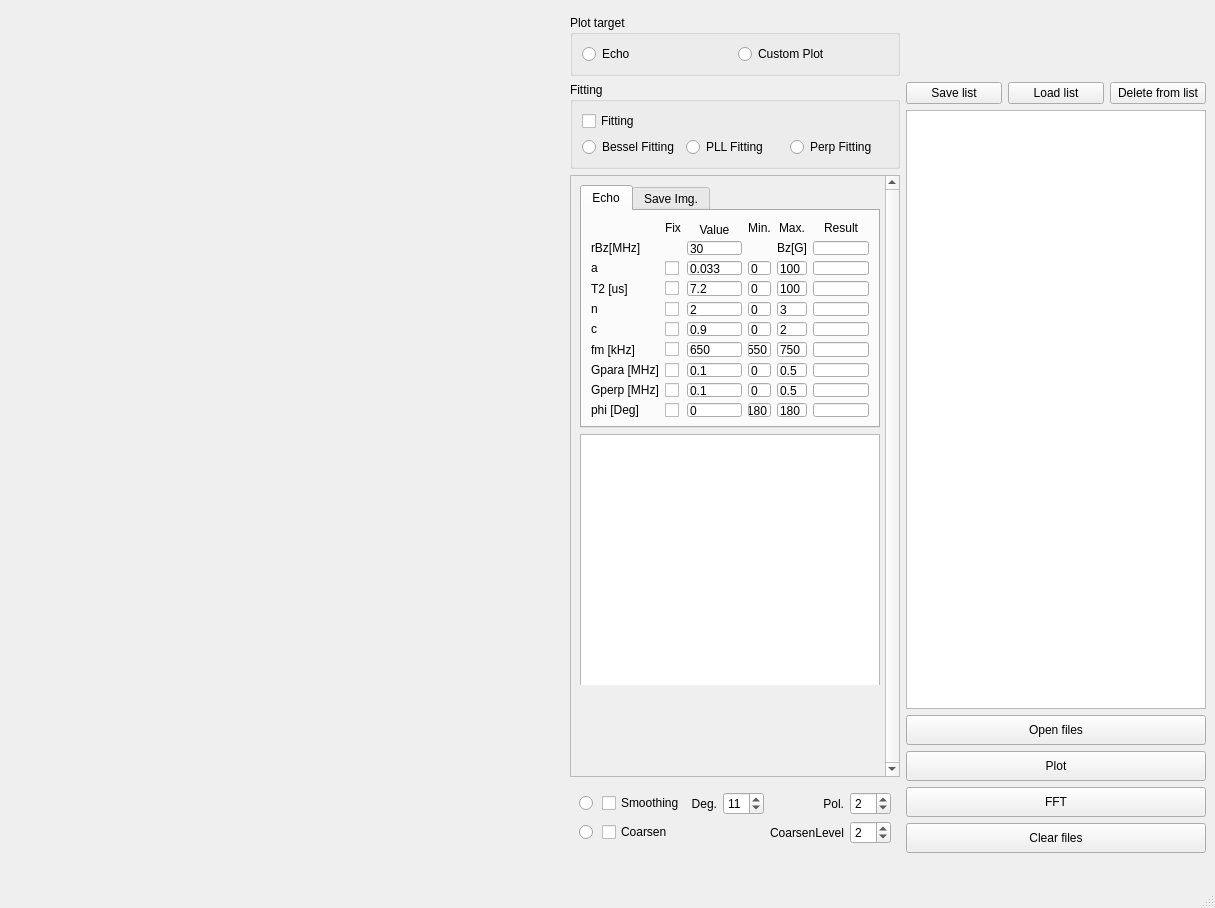
Before: the Qt Designer form window.ui in succcc/echo_plot, drawn with Qt 5.
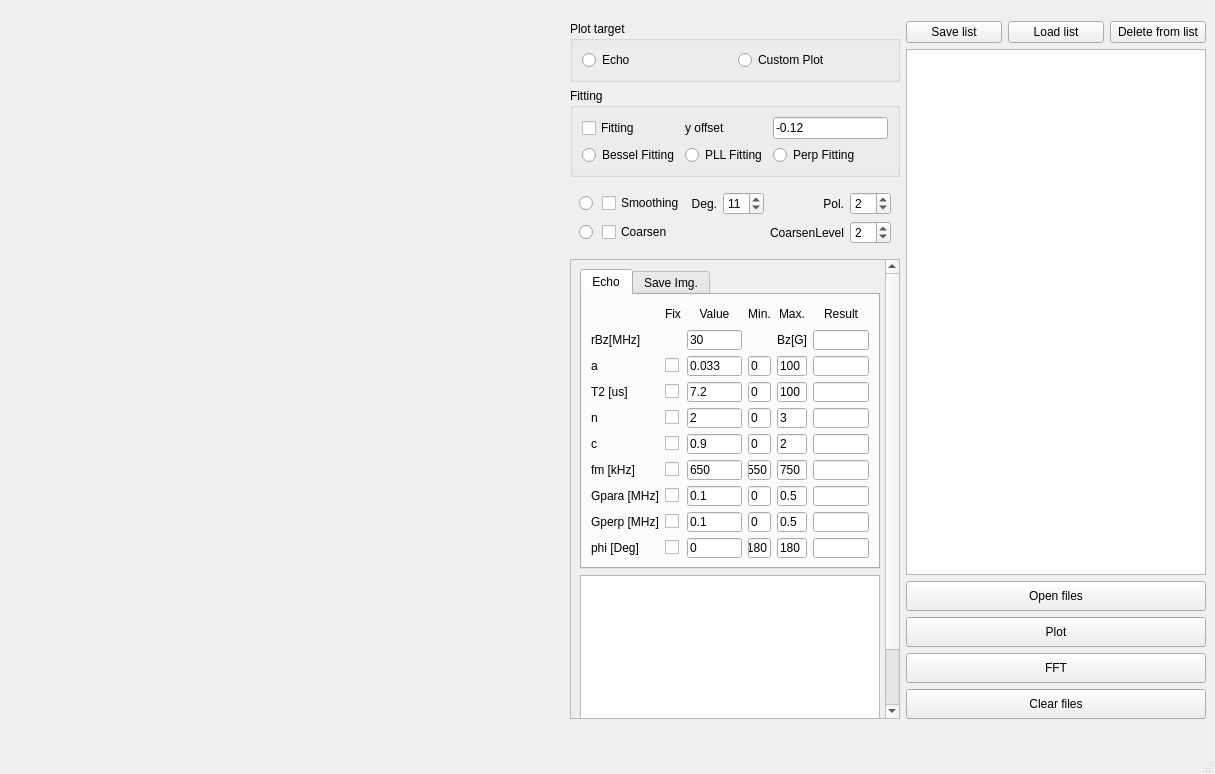
After: the same form once the commit is applied.

Commit message: Legend position change

```diff
--- a/window.ui
+++ b/window.ui
@@ -7,7 +7,7 @@
     <x>0</x>
     <y>0</y>
     <width>1215</width>
-    <height>908</height>
+    <height>774</height>
    </rect>
   </property>
   <property name="windowTitle">
@@ -141,6 +141,43 @@
     </item>
     <item row="2" column="5">
      <layout class="QVBoxLayout" name="verticalLayout">
+      <item>
+       <widget class="QGroupBox" name="groupBox">
+        <property name="minimumSize">
+         <size>
+          <width>330</width>
+          <height>0</height>
+         </size>
+        </property>
+        <property name="maximumSize">
+         <size>
+          <width>330</width>
+          <height>16777215</height>
+         </size>
+        </property>
+        <property name="title">
+         <string>Plot target</string>
+        </property>
+        <layout class="QGridLayout" name="gridLayout_2">
+         <item row="0" column="0">
+          <widget class="QRadioButton" name="echoRadio">
+           <property name="text">
+            <string>Echo</string>
+           </property>
+          </widget>
+         </item>
+         <item row="0" column="1">
+          <widget class="QRadioButton" name="usrRadio">
+           <property name="text">
+            <string>Custom Plot</string>
+           </property>
+          </widget>
+         </item>
+        </layout>
+        <zorder>usrRadio</zorder>
+        <zorder>echoRadio</zorder>
+       </widget>
+      </item>
       <item>
        <widget class="QGroupBox" name="groupBox_2">
         <property name="minimumSize">
@@ -187,6 +224,20 @@
            </property>
           </widget>
          </item>
+         <item row="0" column="2">
+          <widget class="QLineEdit" name="yOffEdit">
+           <property name="text">
+            <string>-0.12</string>
+           </property>
+          </widget>
+         </item>
+         <item row="0" column="1">
+          <widget class="QLabel" name="label_24">
+           <property name="text">
+            <string>y offset</string>
+           </property>
+          </widget>
+         </item>
         </layout>
         <zorder>PLLFitRadio</zorder>
         <zorder>fitCheckBox</zorder>
@@ -195,7 +246,110 @@
        </widget>
       </item>
       <item>
-       <widget class="QScrollArea" name="scrollArea">
+       <widget class="QWidget" name="widget" native="true">
+        <property name="sizePolicy">
+         <sizepolicy hsizetype="Fixed" vsizetype="Preferred">
+          <horstretch>0</horstretch>
+          <verstretch>0</verstretch>
+         </sizepolicy>
+        </property>
+        <property name="minimumSize">
+         <size>
+          <width>330</width>
+          <height>0</height>
+         </size>
+        </property>
+        <property name="maximumSize">
+         <size>
+          <width>330</width>
+          <height>16777215</height>
+         </size>
+        </property>
+        <layout class="QGridLayout" name="gridLayout_7">
+         <item row="1" column="0">
+          <widget class="QRadioButton" name="smRadio">
+           <property name="text">
+            <string/>
+           </property>
+          </widget>
+         </item>
+         <item row="2" column="4">
+          <widget class="QLabel" name="label_33">
+           <property name="text">
+            <string>CoarsenLevel</string>
+           </property>
+           <property name="alignment">
+            <set>Qt::AlignRight|Qt::AlignTrailing|Qt::AlignVCenter</set>
+           </property>
+          </widget>
+         </item>
+         <item row="2" column="0">
+          <widget class="QRadioButton" name="cRadio">
+           <property name="text">
+            <string/>
+           </property>
+          </widget>
+         </item>
+         <item row="2" column="5">
+          <widget class="QSpinBox" name="coarsenlevelSpinBox">
+           <property name="value">
+            <number>2</number>
+           </property>
+          </widget>
+         </item>
+         <item row="1" column="2">
+          <widget class="QLabel" name="label_13">
+           <property name="text">
+            <string>Deg.</string>
+           </property>
+           <property name="alignment">
+            <set>Qt::AlignRight|Qt::AlignTrailing|Qt::AlignVCenter</set>
+           </property>
+          </widget>
+         </item>
+         <item row="1" column="4">
+          <widget class="QLabel" name="label_32">
+           <property name="text">
+            <string>Pol.</string>
+           </property>
+           <property name="alignment">
+            <set>Qt::AlignRight|Qt::AlignTrailing|Qt::AlignVCenter</set>
+           </property>
+          </widget>
+         </item>
+         <item row="1" column="5">
+          <widget class="QSpinBox" name="smthPolSpinBox">
+           <property name="value">
+            <number>2</number>
+           </property>
+          </widget>
+         </item>
+         <item row="2" column="1">
+          <widget class="QCheckBox" name="isCoarsenBox">
+           <property name="text">
+            <string>Coarsen</string>
+           </property>
+          </widget>
+         </item>
+         <item row="1" column="3">
+          <widget class="QSpinBox" name="smthLengthSpinBox">
+           <property name="value">
+            <number>11</number>
+           </property>
+          </widget>
+         </item>
+         <item row="1" column="1">
+          <widget class="QCheckBox" name="smoothingCheckBox">
+           <property name="text">
+            <string>Smoothing</string>
+           </property>
+          </widget>
+         </item>
+        </layout>
+       </widget>
+      </item>
+      <item>
+       <widget class="QScrollArea" name="scrollArea_2">
         <property name="minimumSize">
          <size>
           <width>330</width>
@@ -215,18 +369,18 @@
          <enum>Qt::ScrollBarAlwaysOff</enum>
         </property>
         <property name="widgetResizable">
-         <bool>false</bool>
+         <bool>true</bool>
         </property>
         <property name="alignment">
-         <set>Qt::AlignHCenter|Qt::AlignTop</set>
+         <set>Qt::AlignLeading|Qt::AlignLeft|Qt::AlignTop</set>
         </property>
-        <widget class="QWidget" name="scrollAreaWidgetContents_2">
+        <widget class="QWidget" name="scrollAreaWidgetContents">
          <property name="geometry">
           <rect>
            <x>0</x>
            <y>0</y>
-           <width>372</width>
-           <height>509</height>
+           <width>318</width>
+           <height>524</height>
           </rect>
          </property>
          <layout class="QVBoxLayout" name="verticalLayout_4">
@@ -235,13 +389,13 @@
             <property name="minimumSize">
              <size>
               <width>300</width>
-              <height>0</height>
+              <height>300</height>
              </size>
             </property>
             <property name="maximumSize">
              <size>
               <width>300</width>
-              <height>16777215</height>
+              <height>300</height>
              </size>
             </property>
             <property name="currentIndex">
@@ -884,7 +1038,7 @@
             <property name="minimumSize">
              <size>
               <width>300</width>
-              <height>600</height>
+              <height>200</height>
              </size>
             </property>
             <property name="maximumSize">
@@ -899,109 +1053,6 @@
         </widget>
        </widget>
       </item>
-      <item>
-       <widget class="QWidget" name="widget" native="true">
-        <property name="sizePolicy">
-         <sizepolicy hsizetype="Fixed" vsizetype="Preferred">
-          <horstretch>0</horstretch>
-          <verstretch>0</verstretch>
-         </sizepolicy>
-        </property>
-        <property name="minimumSize">
-         <size>
-          <width>330</width>
-          <height>0</height>
-         </size>
-        </property>
-        <property name="maximumSize">
-         <size>
-          <width>330</width>
-          <height>16777215</height>
-         </size>
-        </property>
-        <layout class="QGridLayout" name="gridLayout_7">
-         <item row="0" column="1">
-          <widget class="QCheckBox" name="smoothingCheckBox">
-           <property name="text">
-            <string>Smoothing</string>
-           </property>
-          </widget>
-         </item>
-         <item row="0" column="4">
-          <widget class="QLabel" name="label_32">
-           <property name="text">
-            <string>Pol.</string>
-           </property>
-           <property name="alignment">
-            <set>Qt::AlignRight|Qt::AlignTrailing|Qt::AlignVCenter</set>
-           </property>
-          </widget>
-         </item>
-         <item row="1" column="5">
-          <widget class="QSpinBox" name="coarsenlevelSpinBox">
-           <property name="value">
-            <number>2</number>
-           </property>
-          </widget>
-         </item>
-         <item row="0" column="2">
-          <widget class="QLabel" name="label_13">
-           <property name="text">
-            <string>Deg.</string>
-           </property>
-           <property name="alignment">
-            <set>Qt::AlignRight|Qt::AlignTrailing|Qt::AlignVCenter</set>
-           </property>
-          </widget>
-         </item>
-         <item row="0" column="5">
-          <widget class="QSpinBox" name="smthPolSpinBox">
-           <property name="value">
-            <number>2</number>
-           </property>
-          </widget>
-         </item>
-         <item row="1" column="4">
-          <widget class="QLabel" name="label_33">
-           <property name="text">
-            <string>CoarsenLevel</string>
-           </property>
-           <property name="alignment">
-            <set>Qt::AlignRight|Qt::AlignTrailing|Qt::AlignVCenter</set>
-           </property>
-          </widget>
-         </item>
-         <item row="1" column="1">
-          <widget class="QCheckBox" name="isCoarsenBox">
-           <property name="text">
-            <string>Coarsen</string>
-           </property>
-          </widget>
-         </item>
-         <item row="0" column="3">
-          <widget class="QSpinBox" name="smthLengthSpinBox">
-           <property name="value">
-            <number>11</number>
-           </property>
-          </widget>
-         </item>
-         <item row="0" column="0">
-          <widget class="QRadioButton" name="smRadio">
-           <property name="text">
-            <string/>
-           </property>
-          </widget>
-         </item>
-         <item row="1" column="0">
-          <widget class="QRadioButton" name="cRadio">
-           <property name="text">
-            <string/>
-           </property>
-          </widget>
-         </item>
-        </layout>
-       </widget>
-      </item>
      </layout>
     </item>
     <item row="0" column="0" rowspan="7">
@@ -1014,8 +1065,8 @@
       </property>
       <property name="minimumSize">
        <size>
-        <width>400</width>
-        <height>200</height>
+        <width>100</width>
+        <height>100</height>
        </size>
       </property>
       <property name="maximumSize">
@@ -1027,43 +1078,6 @@
       <layout class="QVBoxLayout" name="mplvlMain"/>
      </widget>
     </item>
-    <item row="1" column="5">
-     <widget class="QGroupBox" name="groupBox">
-      <property name="minimumSize">
-       <size>
-        <width>330</width>
-        <height>0</height>
-       </size>
-      </property>
-      <property name="maximumSize">
-       <size>
-        <width>330</width>
-        <height>16777215</height>
-       </size>
-      </property>
-      <property name="title">
-       <string>Plot target</string>
-      </property>
-      <layout class="QGridLayout" name="gridLayout_2">
-       <item row="0" column="0">
-        <widget class="QRadioButton" name="echoRadio">
-         <property name="text">
-          <string>Echo</string>
-         </property>
-        </widget>
-       </item>
-       <item row="0" column="1">
-        <widget class="QRadioButton" name="usrRadio">
-         <property name="text">
-          <string>Custom Plot</string>
-         </property>
-        </widget>
-       </item>
-      </layout>
-      <zorder>usrRadio</zorder>
-      <zorder>echoRadio</zorder>
-     </widget>
-    </item>
    </layout>
   </widget>
   <widget class="QMenuBar" name="menubar">
```
Left out of the diff: 2 changed lines with no effect on the pictures. The commit also changes 2 other files.
